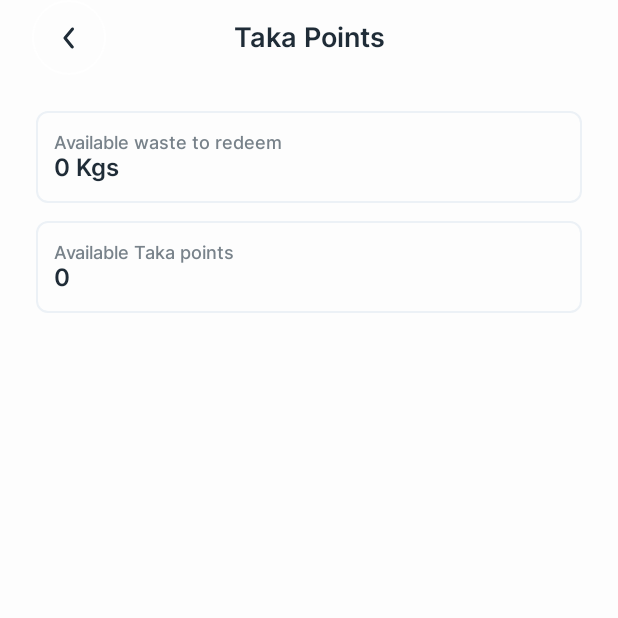
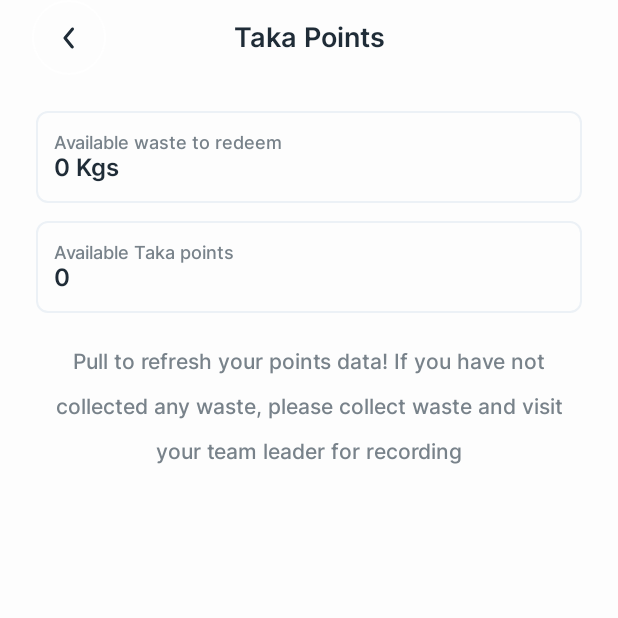
Before and after one commit to AlexMasinde/takanimali, an Android app built with Jetpack Compose: the composable PointsScreenContent shown on its own in the app's theme, on a phone screen of 412 x 824 dp, the top half of it. Run offline under Robolectric (Android 15) with nearby library versions, the phone set to English and light mode, and no system bars; our stand-ins replace Dagger/Hilt's generated code, accompanist.

Commit message:
made minor improvements

```diff
--- a/app/src/main/java/com/dca/takanimali/MainActivity.kt
+++ b/app/src/main/java/com/dca/takanimali/MainActivity.kt
@@ -7,12 +7,7 @@ import androidx.compose.foundation.layout.fillMaxSize
 import androidx.compose.material.MaterialTheme
 import androidx.compose.material.Surface
 import androidx.compose.ui.Modifier
-import androidx.hilt.navigation.compose.hiltViewModel
 import com.dca.takanimali.navigation.AppNavHost
-import com.dca.takanimali.ui.auth.AuthViewModel
-import com.dca.takanimali.ui.collect.CollectViewModel
-import com.dca.takanimali.ui.register.RegisterViewModel
-import com.dca.takanimali.ui.report.ReportViewModel
 import com.dca.takanimali.ui.theme.TakaNiMaliTheme
 import dagger.hilt.android.AndroidEntryPoint
 
--- a/app/src/main/java/com/dca/takanimali/data/CollectResource.kt
+++ b/app/src/main/java/com/dca/takanimali/data/CollectResource.kt
@@ -1,7 +1,7 @@
 package com.dca.takanimali.data
 
 sealed interface CollectResource {
-        object Collected : CollectResource
-        object Loading : CollectResource
-        object NotCollected : CollectResource
+    object Collected : CollectResource
+    object Loading : CollectResource
+    object NotCollected : CollectResource
 }
--- a/app/src/main/java/com/dca/takanimali/ui/points/PointsScreenContent.kt
+++ b/app/src/main/java/com/dca/takanimali/ui/points/PointsScreenContent.kt
@@ -15,7 +15,9 @@ import androidx.compose.runtime.*
 import androidx.compose.ui.Alignment
 import androidx.compose.ui.Modifier
 import androidx.compose.ui.res.stringResource
+import androidx.compose.ui.text.style.TextAlign
 import androidx.compose.ui.unit.dp
+import androidx.compose.ui.unit.sp
 import androidx.hilt.navigation.compose.hiltViewModel
 import androidx.navigation.NavController
 import com.dca.takanimali.R
@@ -28,6 +30,7 @@ import com.dca.takanimali.ui.reusablecomponents.PrimaryButton
 import com.dca.takanimali.ui.reusablecomponents.SpannableText
 import com.dca.takanimali.ui.theme.Grey
 import com.dca.takanimali.ui.theme.Primary
+import com.dca.takanimali.ui.theme.SecondaryTextColor
 import com.google.accompanist.systemuicontroller.rememberSystemUiController
 import kotlinx.coroutines.launch
 
@@ -62,6 +65,7 @@ fun PointsScreenContent(
     val availablePoints = pointsTotal.details?.total_unredeemed_points
 
     val noPointsAvailable = availablePoints?.toInt() == 0 || availablePoints == null
+    val showMessage = noPointsAvailable && !redeemErrorAvailable
 
     var refreshing by remember { mutableStateOf(false) }
     val refreshScope = rememberCoroutineScope()
@@ -96,6 +100,22 @@ fun PointsScreenContent(
                         SpannableText(
                             mainText = stringResource(R.string.redeem_points_text),
                             spanText = " KES $cashTotal"
+                        )
+                    }
+                }
+                if (showMessage) {
+                    Box(
+                        modifier
+                            .padding(start = 24.dp, top = 0.dp, end = 24.dp, bottom = 12.dp)
+                            .fillMaxWidth()
+                    ) {
+                        Text(
+                            modifier = modifier.fillMaxWidth(),
+                            textAlign = TextAlign.Center,
+                            text = stringResource(R.string.no_points),
+                            style = MaterialTheme.typography.h6,
+                            color = SecondaryTextColor,
+                            lineHeight = 30.sp
                         )
                     }
                 }
--- a/app/src/main/java/com/dca/takanimali/ui/points/PointsViewModel.kt
+++ b/app/src/main/java/com/dca/takanimali/ui/points/PointsViewModel.kt
@@ -181,6 +181,7 @@ class PointsViewModel @Inject constructor(
         if (accessTokenResponse != null && userIdResponse != null) {
             val accessToken = "Bearer $accessTokenResponse"
             uiScope.launch {
+                redeemHistoryState = RedeemHistoryResource.Loading
                 accessPoints(accessToken, userIdResponse)
             }
         }
--- a/app/src/main/res/values/strings.xml
+++ b/app/src/main/res/values/strings.xml
@@ -32,4 +32,5 @@
     <string name="website">wmmu@dca.dk</string>
     <string name="help_subtitle">You can reach us using the contacts below</string>
     <string name="help_title">Help?</string>
+    <string name="no_points">Pull to refresh your points data! If you have not collected any waste, please collect waste and visit your team leader for recording</string>
 </resources>
```
Also changed, not shown: app/src/main/java/com/dca/takanimali/di/DefaultAppContainer.kt (deleted, +0 -36 lines), app/src/main/java/com/dca/takanimali/navigation/AppBottomNavigation.kt (deleted, +0 -62 lines), app/src/main/java/com/dca/takanimali/navigation/BottomNavItem.kt (deleted, +0 -40 lines), app/src/main/java/com/dca/takanimali/ui/collection/CollectionScreenContent.kt (+7 -3 lines), app/src/main/java/com/dca/takanimali/ui/collection/CollectionViewModel.kt (+2 -17 lines), 2 other files.
